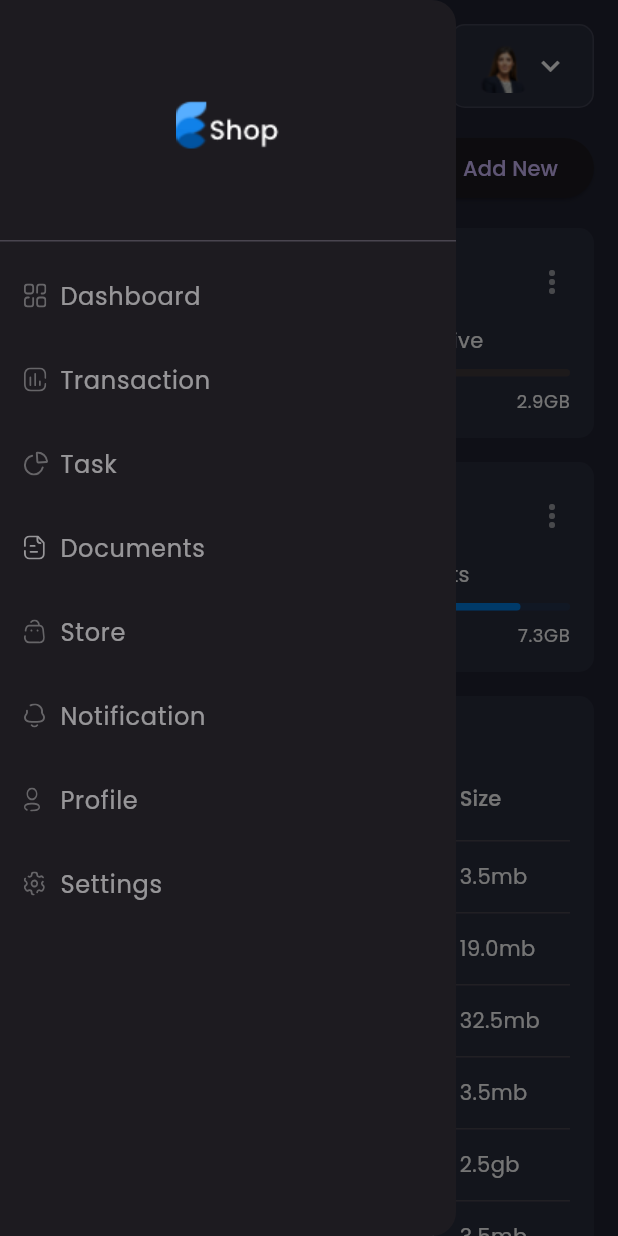
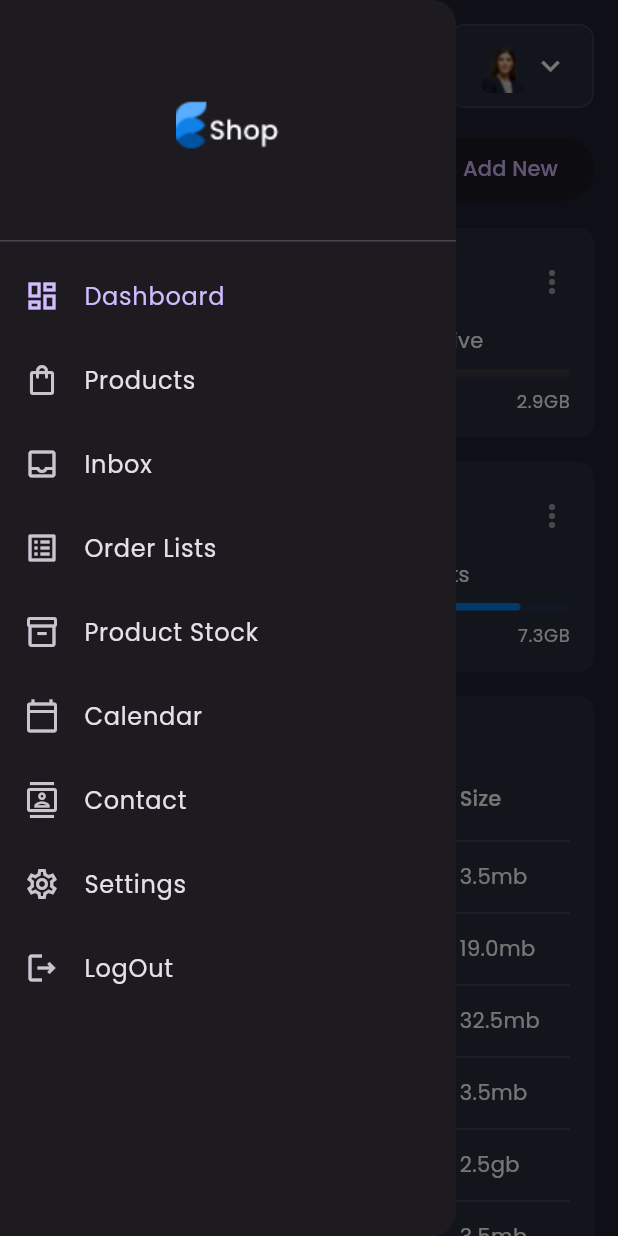
Before and after one commit to raouf-zobir/Tatweer-Hackathon, a Flutter app: the screen it shows after launch, in the side drawer, after a tap on the "menu" icon, on a phone screen of 412 x 824 dp. Run offline on Flutter 3.47's test engine with Material 3 defaults, Android fonts, the phone set to English and light mode, and no system bars; our stand-ins replace fl_chart, flutter_svg, google_fonts.

Commit message:
add pages in dashboard

```diff
--- /dev/null
+++ b/code/frontend/lib/constants/pages.dart
@@ -0,0 +1,11 @@
+enum DashboardPage {
+  dashboard,
+  products,
+  inbox,
+  orderLists,
+  productStock,
+  calendar,
+  contact,
+  settings,
+  logout
+}
--- /dev/null
+++ b/code/frontend/lib/constants/style.dart
@@ -0,0 +1,22 @@
+import 'package:flutter/material.dart';
+
+const primaryColor = Color(0xFF2697FF);
+const secondaryColor = Color(0xFF2A2D3E);
+const bgColor = Color(0xFF212332);
+
+const defaultPadding = 16.0;
+
+const cardBgColor = Color(0xFF2A2D3E);
+const cardBorderRadius = 10.0;
+
+class Responsive {
+  static bool isMobile(BuildContext context) =>
+      MediaQuery.of(context).size.width < 850;
+
+  static bool isTablet(BuildContext context) =>
+      MediaQuery.of(context).size.width < 1100 &&
+      MediaQuery.of(context).size.width >= 850;
+
+  static bool isDesktop(BuildContext context) =>
+      MediaQuery.of(context).size.width >= 1100;
+}
--- a/code/frontend/lib/controllers/menu_app_controller.dart
+++ b/code/frontend/lib/controllers/menu_app_controller.dart
@@ -1,13 +1,21 @@
 import 'package:flutter/material.dart';
+import '../constants/pages.dart';
 
 class MenuAppController extends ChangeNotifier {
   final GlobalKey<ScaffoldState> _scaffoldKey = GlobalKey<ScaffoldState>();
+  DashboardPage _currentPage = DashboardPage.dashboard;
 
   GlobalKey<ScaffoldState> get scaffoldKey => _scaffoldKey;
+  DashboardPage get currentPage => _currentPage;
 
   void controlMenu() {
     if (!_scaffoldKey.currentState!.isDrawerOpen) {
       _scaffoldKey.currentState!.openDrawer();
     }
   }
+
+  void changePage(DashboardPage page) {
+    _currentPage = page;
+    notifyListeners();
+  }
 }
--- a/code/frontend/lib/main.dart
+++ b/code/frontend/lib/main.dart
@@ -4,9 +4,20 @@ import 'package:admin/screens/main/main_screen.dart';
 import 'package:flutter/material.dart';
 import 'package:google_fonts/google_fonts.dart';
 import 'package:provider/provider.dart';
+import 'providers/dashboard_provider.dart';
 
 void main() {
-  runApp(MyApp());
+  runApp(
+    MultiProvider(
+      providers: [
+        ChangeNotifierProvider(create: (_) => DashboardProvider()),
+        ChangeNotifierProvider(
+          create: (context) => MenuAppController(),
+        ),
+      ],
+      child: MyApp(),
+    ),
+  );
 }
 
 class MyApp extends StatelessWidget {
@@ -22,14 +33,7 @@ class MyApp extends StatelessWidget {
             .apply(bodyColor: Colors.white),
         canvasColor: secondaryColor,
       ),
-      home: MultiProvider(
-        providers: [
-          ChangeNotifierProvider(
-            create: (context) => MenuAppController(),
-          ),
-        ],
-        child: MainScreen(),
-      ),
+      home: MainScreen(),
     );
   }
 }
--- /dev/null
+++ b/code/frontend/lib/models/dashboard_model.dart
@@ -0,0 +1,20 @@
+class DashboardData {
+  final int totalUsers;
+  final int activeProjects;
+  final int completedProjects;
+  final List<ChartData> monthlyStats;
+
+  DashboardData({
+    required this.totalUsers,
+    required this.activeProjects,
+    required this.completedProjects,
+    required this.monthlyStats,
+  });
+}
+
+class ChartData {
+  final String month;
+  final double value;
+
+  ChartData({required this.month, required this.value});
+}
--- /dev/null
+++ b/code/frontend/lib/providers/dashboard_provider.dart
@@ -0,0 +1,26 @@
+import 'package:flutter/material.dart';
+import '../models/dashboard_model.dart';
+import '../services/dashboard_service.dart';
+
+class DashboardProvider extends ChangeNotifier {
+  final DashboardService _service = DashboardService();
+  DashboardData? _dashboardData;
+  bool _isLoading = false;
+
+  DashboardData? get dashboardData => _dashboardData;
+  bool get isLoading => _isLoading;
+
+  Future<void> loadDashboardData() async {
+    _isLoading = true;
+    notifyListeners();
+
+    try {
+      _dashboardData = await _service.getDashboardData();
+    } catch (e) {
+      debugPrint('Error loading dashboard data: $e');
+    }
+
+    _isLoading = false;
+    notifyListeners();
+  }
+}
--- a/code/frontend/lib/screens/main/components/side_menu.dart
+++ b/code/frontend/lib/screens/main/components/side_menu.dart
@@ -1,10 +1,10 @@
 import 'package:flutter/material.dart';
-import 'package:flutter_svg/flutter_svg.dart';
+import 'package:provider/provider.dart';
+import '../../../constants/pages.dart';
+import '../../../controllers/menu_app_controller.dart';
 
 class SideMenu extends StatelessWidget {
-  const SideMenu({
-    Key? key,
-  }) : super(key: key);
+  const SideMenu({Key? key}) : super(key: key);
 
   @override
   Widget build(BuildContext context) {
@@ -14,45 +14,50 @@ class SideMenu extends StatelessWidget {
           DrawerHeader(
             child: Image.asset("assets/images/logo.png"),
           ),
-          DrawerListTile(
-            title: "Dashboard",
-            svgSrc: "assets/icons/menu_dashboard.svg",
-            press: () {},
+          _DrawerListTile(
+            title: "Dashboard", // Changed from "1 Dashboard" to "Dashboard"
+            icon: Icons.dashboard_outlined,
+            page: DashboardPage.dashboard,
           ),
-          DrawerListTile(
-            title: "Transaction",
-            svgSrc: "assets/icons/menu_tran.svg",
-            press: () {},
+          _DrawerListTile(
+            title: "Products",
+            icon: Icons.shopping_bag_outlined,
+            page: DashboardPage.products,
           ),
-          DrawerListTile(
-            title: "Task",
-            svgSrc: "assets/icons/menu_task.svg",
-            press: () {},
+          _DrawerListTile(
+            title: "Inbox",
+            icon: Icons.inbox_outlined,
+            page: DashboardPage.inbox,
           ),
-          DrawerListTile(
-            title: "Documents",
-            svgSrc: "assets/icons/menu_doc.svg",
-            press: () {},
+          _DrawerListTile(
+            title: "Order Lists",
+            icon: Icons.list_alt_outlined,
+            page: DashboardPage.orderLists,
           ),
-          DrawerListTile(
-            title: "Store",
-            svgSrc: "assets/icons/menu_store.svg",
-            press: () {},
+          _DrawerListTile(
+            title: "Product Stock",
+            icon: Icons.inventory_2_outlined,
+            page: DashboardPage.productStock,
           ),
-          DrawerListTile(
-            title: "Notification",
-            svgSrc: "assets/icons/menu_notification.svg",
-            press: () {},
+          _DrawerListTile(
+            title: "Calendar",
+            icon: Icons.calendar_today_outlined,
+            page: DashboardPage.calendar,
           ),
-          DrawerListTile(
-            title: "Profile",
-            svgSrc: "assets/icons/menu_profile.svg",
-            press: () {},
+          _DrawerListTile(
+            title: "Contact",
+            icon: Icons.contacts_outlined,
+            page: DashboardPage.contact,
           ),
-          DrawerListTile(
+          _DrawerListTile(
             title: "Settings",
-            svgSrc: "assets/icons/menu_setting.svg",
-            press: () {},
+            icon: Icons.settings_outlined,
+            page: DashboardPage.settings,
+          ),
+          _DrawerListTile(
+            title: "LogOut",
+            icon: Icons.logout_outlined,
+            page: DashboardPage.logout,
           ),
         ],
       ),
@@ -60,31 +65,32 @@ class SideMenu extends StatelessWidget {
   }
 }
 
-class DrawerListTile extends StatelessWidget {
-  const DrawerListTile({
-    Key? key,
-    // For selecting those three line once press "Command+D"
+class _DrawerListTile extends StatelessWidget {
+  final String title;
+  final IconData icon;
+  final DashboardPage page;
+
+  const _DrawerListTile({
     required this.title,
-    required this.svgSrc,
-    required this.press,
-  }) : super(key: key);
-
-  final String title, svgSrc;
-  final VoidCallback press;
+    required this.icon,
+    required this.page,
+  });
 
   @override
   Widget build(BuildContext context) {
-    return ListTile(
-      onTap: press,
-      horizontalTitleGap: 0.0,
-      leading: SvgPicture.asset(
-        svgSrc,
-        colorFilter: ColorFilter.mode(Colors.white54, BlendMode.srcIn),
-        height: 16,
-      ),
-      title: Text(
-        title,
-        style: TextStyle(color: Colors.white54),
+    return Consumer<MenuAppController>(
+      builder: (context, controller, _) => ListTile(
+        onTap: () {
+          controller.changePage(page);
+          // Close drawer on mobile
+          if (MediaQuery.of(context).size.width < 1100) {
+            Navigator.pop(context);
+          }
+        },
+        horizontalTitleGap: 16.0, // Increased from 0.0 to 16.0
+        leading: Icon(icon),
+        title: Text(title),
+        selected: controller.currentPage == page,
       ),
     );
   }
--- a/code/frontend/lib/screens/main/main_screen.dart
+++ b/code/frontend/lib/screens/main/main_screen.dart
@@ -1,10 +1,10 @@
-import 'package:admin/controllers/menu_app_controller.dart';
-import 'package:admin/responsive.dart';
-import 'package:admin/screens/dashboard/dashboard_screen.dart';
 import 'package:flutter/material.dart';
 import 'package:provider/provider.dart';
-
+import '../../controllers/menu_app_controller.dart';
+import '../../constants/pages.dart';
 import 'components/side_menu.dart';
+import '../dashboard/dashboard_screen.dart';
+import '../pages/page_container.dart';
 
 class MainScreen extends StatelessWidget {
   @override
@@ -16,17 +16,17 @@ class MainScreen extends StatelessWidget {
         child: Row(
           crossAxisAlignment: CrossAxisAlignment.start,
           children: [
-            // We want this side menu only for large screen
-            if (Responsive.isDesktop(context))
-              Expanded(
-                // default flex = 1
-                // and it takes 1/6 part of the screen
-                child: SideMenu(),
+            // Show side menu only for large screens
+            if (MediaQuery.of(context).size.width >= 1100) Expanded(child: SideMenu()),
+
+            // Main content area
+            Expanded(
+              flex: 5,
+              child: Consumer<MenuAppController>(
+                builder: (context, controller, _) {
+                  return PageContainer(currentPage: controller.currentPage);
+                },
               ),
-            Expanded(
-              // It takes 5/6 part of the screen
-              flex: 5,
-              child: DashboardScreen(),
             ),
           ],
         ),
--- /dev/null
+++ b/code/frontend/lib/screens/pages/page_container.dart
@@ -0,0 +1,122 @@
+import 'package:flutter/material.dart';
+import '../../constants/pages.dart';
+import '../../constants/style.dart';
+import '../dashboard/dashboard_screen.dart';
+import '../components/common_header.dart';
+
+class PageContainer extends StatelessWidget {
+  final DashboardPage currentPage;
+
+  const PageContainer({Key? key, required this.currentPage}) : super(key: key);
+
+  @override
+  Widget build(BuildContext context) {
+    return AnimatedSwitcher(
+      duration: Duration(milliseconds: 300),
+      child: _getPage(currentPage),
+    );
+  }
+
+  Widget _getPage(DashboardPage page) {
+    switch (page) {
+      case DashboardPage.dashboard:
+        return DashboardScreen();
+      case DashboardPage.products:
+        return ResponsivePage(title: 'Products');
+      case DashboardPage.inbox:
+        return ResponsivePage(title: 'Inbox');
+      case DashboardPage.orderLists:
+        return ResponsivePage(title: 'Order Lists');
+      case DashboardPage.productStock:
+        return ResponsivePage(title: 'Product Stock');
+      case DashboardPage.calendar:
+        return ResponsivePage(title: 'Calendar');
+      case DashboardPage.contact:
+        return ResponsivePage(title: 'Contact');
+      case DashboardPage.settings:
+        return ResponsivePage(title: 'Settings');
+      case DashboardPage.logout:
+        return ResponsivePage(title: 'Logout');
+    }
+  }
+}
+
+class ResponsivePage extends StatelessWidget {
+  final String title;
+
+  const ResponsivePage({Key? key, required this.title}) : super(key: key);
+
+  @override
+  Widget build(BuildContext context) {
+    return SafeArea(
+      child: SingleChildScrollView(
+        primary: false,
+        padding: EdgeInsets.all(defaultPadding),
+        child: Column(
+          children: [
+            CommonHeader(title: title),
+            SizedBox(height: defaultPadding),
+            Row(
+              crossAxisAlignment: CrossAxisAlignment.start,
+              children: [
+                Expanded(
+                  flex: 5,
+                  child: Column(
+                    children: [
+                      // Placeholder content
+                      Container(
+                        height: 200,
+                        padding: EdgeInsets.all(defaultPadding),
+                        decoration: BoxDecoration(
+                          color: secondaryColor,
+                          borderRadius: BorderRadius.circular(10),
+                        ),
+                        child: Center(
+                          child: Column(
+                            mainAxisAlignment: MainAxisAlignment.center,
+                            children: [
+                              Icon(Icons.construction, size: 64),
+                              SizedBox(height: defaultPadding),
+                              Text(
+                                '$title Content',
+                                style: Theme.of(context).textTheme.titleLarge,
+                              ),
+                              Text('Coming Soon'),
+                            ],
+                          ),
+                        ),
+                      ),
+                    ],
+                  ),
+                ),
+                if (!Responsive.isMobile(context))
+                  SizedBox(width: defaultPadding),
+                if (!Responsive.isMobile(context))
+                  Expanded(
+                    flex: 2,
+                    child: Container(
+                      height: 500,
+                      padding: EdgeInsets.all(defaultPadding),
+                      decoration: BoxDecoration(
+                        color: secondaryColor,
+                        borderRadius: BorderRadius.circular(10),
+                      ),
+                      child: Column(
+                        children: [
+                          Text(
+                            "Side Panel",
+                            style: Theme.of(context).textTheme.titleMedium,
+                          ),
+                          // Add your side panel content here
+                        ],
+                      ),
+                    ),
+                  ),
+              ],
+            )
+          ],
+        ),
+      ),
+    );
+  }
+}
```
Also changed, not shown: code/frontend/lib/screens/components/common_header.dart (added, +84 -0 lines), code/frontend/lib/screens/dashboard_screen.dart (added, +120 -0 lines), code/frontend/lib/services/dashboard_service.dart (added, +23 -0 lines), code/frontend/pubspec.lock.
